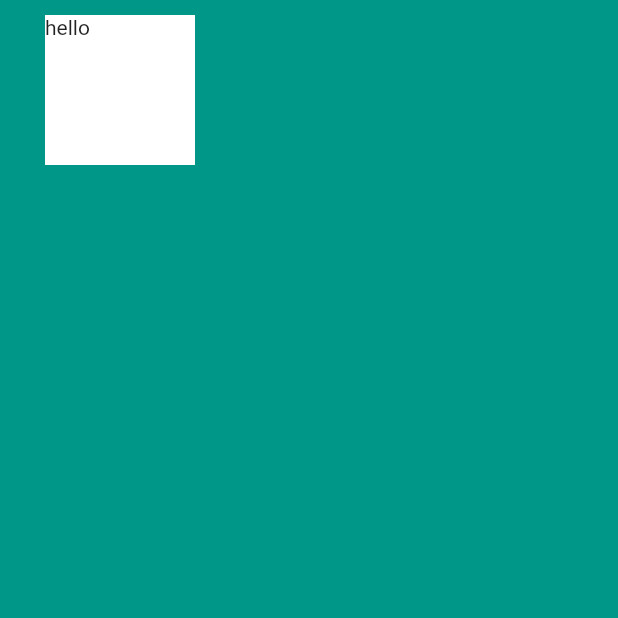
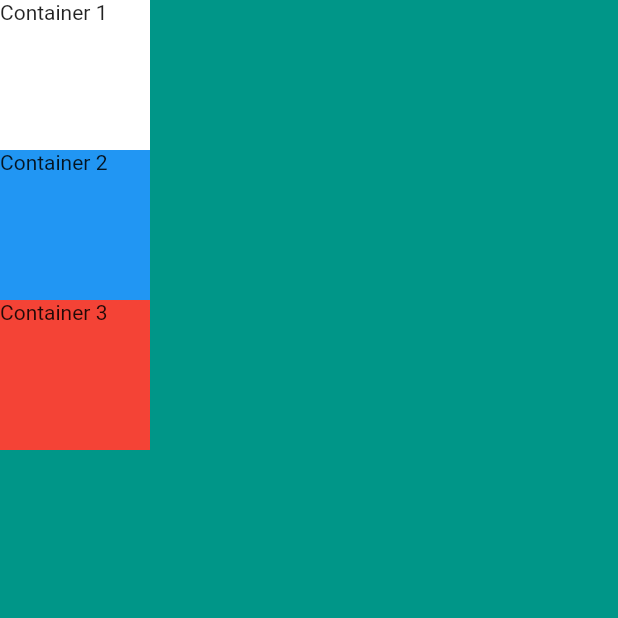
Before and after one commit to Chaitanyaputhran/flutter_projects, a Flutter app: the screen it shows after launch, on a phone screen of 412 x 824 dp, the top half of it. Run offline on Flutter 3.47's test engine with Material 2 defaults, Android fonts, the phone set to English and light mode, and no system bars.

Commit message:
added containers

```diff
--- a/mi_card_flutter/lib/main.dart
+++ b/mi_card_flutter/lib/main.dart
@@ -14,13 +14,28 @@ class MyApp extends StatelessWidget {
         home:Scaffold(
           backgroundColor: Colors.teal,
           body: SafeArea(
-            child: Container(
-              height: 100.0,
-              width:100.0,
-              margin: EdgeInsets.fromLTRB(30.0, 10.0, 50.0, 20.0),
-              color:Colors.white,
-              child: Text("hello"),
-            ),
+            child:Column(
+              children: <Widget>[
+                Container(
+                  height: 100.0,
+                  width:100.0,
+                  color:Colors.white,
+                  child: Text("Container 1"),
+                ),
+                Container(
+                  width:100.0,
+                  height:100.0,
+                  color: Colors.blue,
+                  child: Text("Container 2"),
+                ),
+                Container(
+                  width:100.0,
+                  height:100.0,
+                  color: Colors.red,
+                  child: Text("Container 3"),
+              ),
+              ]
+            )
           ),
         )
     );
```
